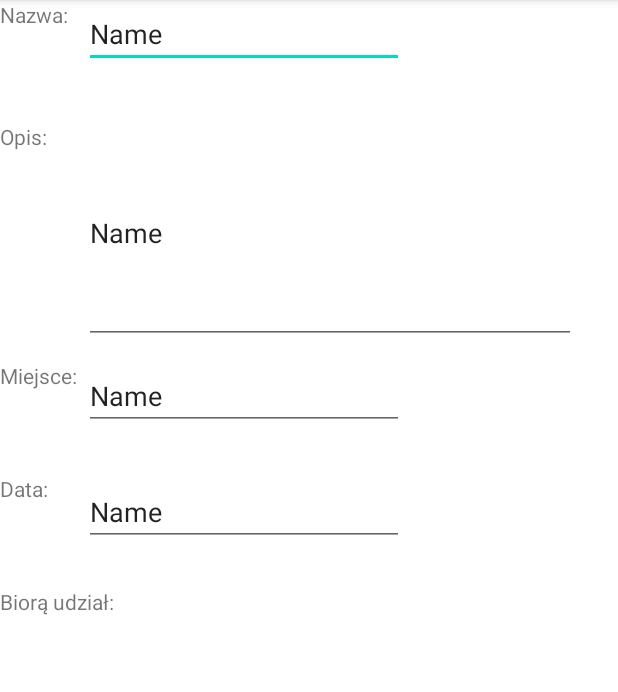
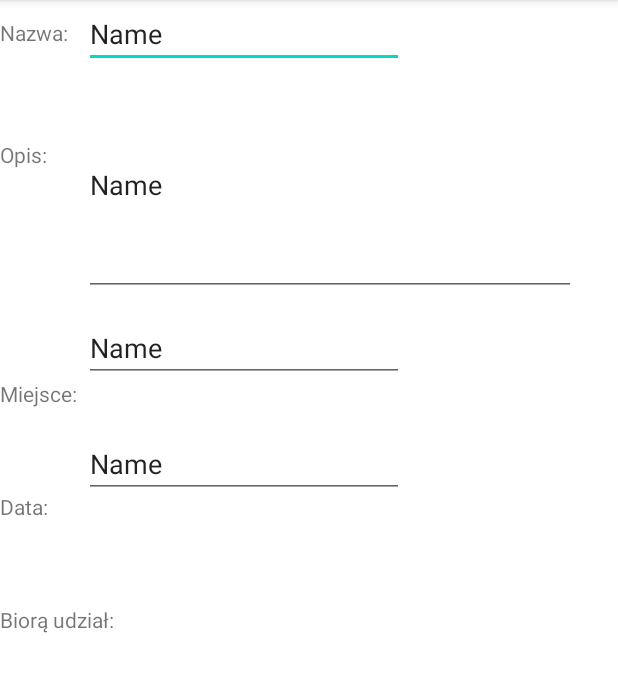
Before and after one commit to ePiwo-Team/Mobilka, an Android app: the fragment MeetingCardFragment shown on its own in the app's theme, on a phone screen of 412 x 824 dp, the part 84-776 px from its top. Run offline under Robolectric (Android 15) with nearby library versions, the phone set to English and light mode, and no system bars; 4 statements that could not run were skipped.

Commit message:
Tyle co dało radę

```diff
--- a/app/src/main/AndroidManifest.xml
+++ b/app/src/main/AndroidManifest.xml
@@ -12,6 +12,7 @@
         android:roundIcon="@drawable/ic_launch_icon_round"
         android:supportsRtl="true"
         android:theme="@style/Theme.Ingeniero"
+        android:screenOrientation="portrait"
         android:usesCleartextTraffic="true">
         <activity android:name=".AddMeeting"></activity>
         <activity
@@ -21,7 +22,6 @@
         <activity android:name=".MainActivity">
             <intent-filter>
                 <action android:name="android.intent.action.MAIN" />
-
                 <category android:name="android.intent.category.LAUNCHER" />
             </intent-filter>
         </activity>
--- a/app/src/main/java/com/epiwo/logic/Meeting.java
+++ b/app/src/main/java/com/epiwo/logic/Meeting.java
@@ -121,4 +121,8 @@ public class Meeting {
         this.moderator = moderator;
     }
 
+    public static void searchMeeting(Meeting item){
+
+    }
+
 }
--- a/app/src/main/res/layout/activity_main.xml
+++ b/app/src/main/res/layout/activity_main.xml
@@ -3,9 +3,9 @@
     xmlns:app="http://schemas.android.com/apk/res-auto"
     xmlns:tools="http://schemas.android.com/tools"
     android:layout_width="match_parent"
+    android:orientation="vertical"
     android:layout_height="match_parent"
     android:background="@color/glowny_pomarancz"
-    android:orientation="vertical"
     tools:context=".MainActivity">
 
 
--- a/app/src/main/res/layout/fragment_meeting_card.xml
+++ b/app/src/main/res/layout/fragment_meeting_card.xml
@@ -9,22 +9,14 @@
 
     <!-- TODO: Update blank fragment layout -->
 
-    <ImageView
-        android:id="@+id/imageView5"
-        android:layout_width="wrap_content"
-        android:layout_height="wrap_content"
-        android:contentDescription="@string/name"
-        app:layout_constraintStart_toStartOf="parent"
-        app:layout_constraintTop_toTopOf="parent"
-        tools:src="@tools:sample/avatars" />
-
     <TextView
         android:id="@+id/textViewMeetingNameHint"
         android:layout_width="wrap_content"
         android:layout_height="wrap_content"
+        android:layout_marginTop="12dp"
         android:text="@string/meeting_name_hint_short"
         app:layout_constraintStart_toStartOf="parent"
-        app:layout_constraintTop_toBottomOf="@+id/imageView5" />
+        app:layout_constraintTop_toTopOf="parent" />
 
     <TextView
         android:id="@+id/textViewMeetingDescHint"
@@ -62,7 +54,7 @@
         android:inputType="textPersonName"
         android:text="Name"
         app:layout_constraintStart_toStartOf="parent"
-        app:layout_constraintTop_toBottomOf="@+id/imageView5" />
+        app:layout_constraintTop_toTopOf="parent" />
 
     <EditText
         android:id="@+id/editTextMeetingCardPlace"
@@ -93,7 +85,7 @@
         android:layout_width="328dp"
         android:layout_height="148dp"
         android:layout_marginStart="56dp"
-        android:layout_marginTop="36dp"
+        android:layout_marginTop="4dp"
         android:ems="10"
         android:inputType="textPersonName"
         android:text="Name"
```
Also changed, not shown: app/src/main/java/com/epiwo/front/ui/home/SearchFragment.java (+84 -2 lines), app/src/main/java/com/epiwo/network/Siec.java (+57 -1 lines), app/src/main/res/layout/fragment_search.xml (+26 -3 lines).
